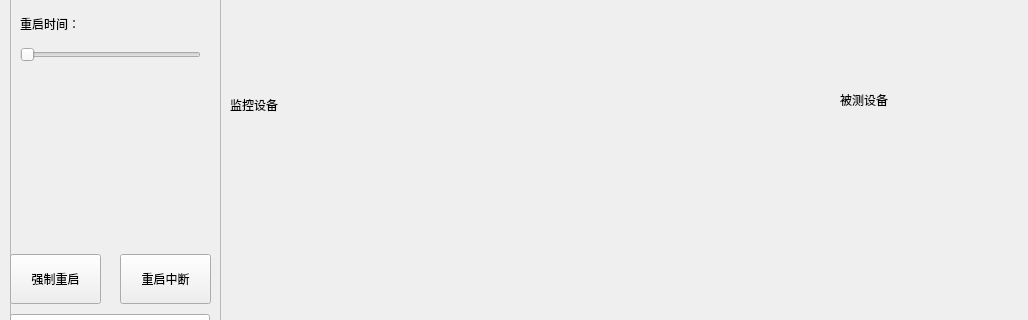
First picture: the form in src/design/ui/mainScreen.ui, repository garyhuang2018/Test, before the edit; both pictures show x 0 to 1028 and y 199 to 519 of the 1409 by 650 pixel window.
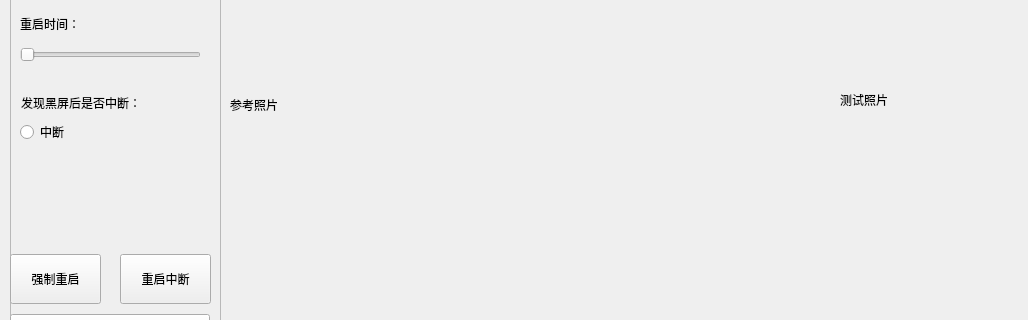
Second picture: the form after the edit.

Commit message: add black screen interrupt switch button

```diff
--- a/src/design/ui/mainScreen.ui
+++ b/src/design/ui/mainScreen.ui
@@ -128,19 +128,6 @@
       <string>重启次数：</string>
      </property>
     </widget>
-    <widget class="QLabel" name="result">
-     <property name="geometry">
-      <rect>
-       <x>30</x>
-       <y>271</y>
-       <width>121</width>
-       <height>71</height>
-      </rect>
-     </property>
-     <property name="text">
-      <string/>
-     </property>
-    </widget>
     <widget class="QSlider" name="rebootSlider">
      <property name="geometry">
       <rect>
@@ -236,6 +223,45 @@
       <string>重启时间：</string>
      </property>
     </widget>
+    <widget class="QLabel" name="reboot_time_2">
+     <property name="geometry">
+      <rect>
+       <x>11</x>
+       <y>261</y>
+       <width>131</width>
+       <height>16</height>
+      </rect>
+     </property>
+     <property name="text">
+      <string>发现黑屏后是否中断：</string>
+     </property>
+    </widget>
+    <widget class="QRadioButton" name="int_radio">
+     <property name="geometry">
+      <rect>
+       <x>10</x>
+       <y>290</y>
+       <width>47</width>
+       <height>16</height>
+      </rect>
+     </property>
+     <property name="text">
+      <string>中断</string>
+     </property>
+    </widget>
+    <widget class="QLabel" name="result">
+     <property name="geometry">
+      <rect>
+       <x>53</x>
+       <y>351</y>
+       <width>61</width>
+       <height>41</height>
+      </rect>
+     </property>
+     <property name="text">
+      <string/>
+     </property>
+    </widget>
    </widget>
    <widget class="QFrame" name="frame_2">
     <property name="geometry">
@@ -262,7 +288,7 @@
       </rect>
      </property>
      <property name="text">
-      <string>监控设备</string>
+      <string>参考照片</string>
      </property>
     </widget>
     <widget class="QLabel" name="img_2">
@@ -275,7 +301,7 @@
       </rect>
      </property>
      <property name="text">
-      <string>被测设备</string>
+      <string>测试照片</string>
      </property>
     </widget>
     <widget class="QLabel" name="compare_result">
```
The commit also changes 2 other files.
